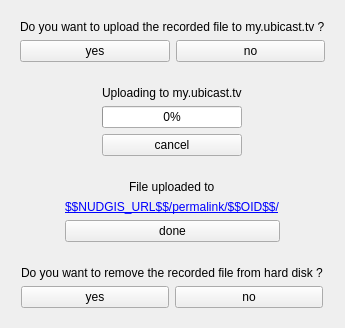
Above: src/nudgis-upload.ui from UbiCastTeam/nudgis-obs-plugin before the change. Below: the same form after it.
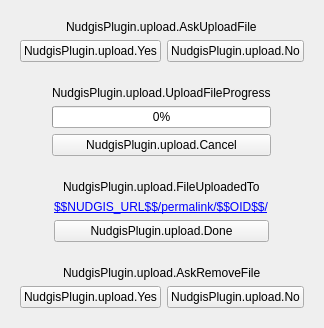
That is the form after the change.

```diff
--- a/src/nudgis-upload.ui
+++ b/src/nudgis-upload.ui
@@ -23,7 +23,7 @@
       <item alignment="Qt::AlignHCenter">
        <widget class="QLabel" name="label_AskUploadFile">
         <property name="text">
-         <string>Do you want to upload the recorded file to my.ubicast.tv ?</string>
+         <string>NudgisPlugin.upload.AskUploadFile</string>
         </property>
        </widget>
       </item>
@@ -32,14 +32,14 @@
         <item>
          <widget class="QPushButton" name="pushButton_Yes_UploadFile">
           <property name="text">
-           <string>yes</string>
+           <string>NudgisPlugin.upload.Yes</string>
           </property>
          </widget>
         </item>
         <item>
          <widget class="QPushButton" name="pushButton_No_UploadFile">
           <property name="text">
-           <string>no</string>
+           <string>NudgisPlugin.upload.No</string>
           </property>
          </widget>
         </item>
@@ -57,7 +57,7 @@
       <item alignment="Qt::AlignHCenter">
        <widget class="QLabel" name="label_UploadFileProgress">
         <property name="text">
-         <string>Uploading to my.ubicast.tv</string>
+         <string>NudgisPlugin.upload.UploadFileProgress</string>
         </property>
        </widget>
       </item>
@@ -71,7 +71,7 @@
       <item>
        <widget class="QPushButton" name="pushButton_Cancel">
         <property name="text">
-         <string>cancel</string>
+         <string>NudgisPlugin.upload.Cancel</string>
         </property>
        </widget>
       </item>
@@ -87,7 +87,7 @@
       <item alignment="Qt::AlignHCenter">
        <widget class="QLabel" name="label_FileUploadedTo">
         <property name="text">
-         <string>File uploaded to</string>
+         <string>NudgisPlugin.upload.FileUploadedTo</string>
         </property>
        </widget>
       </item>
@@ -104,7 +104,7 @@
       <item>
        <widget class="QPushButton" name="pushButton_Done">
         <property name="text">
-         <string>done</string>
+         <string>NudgisPlugin.upload.Done</string>
         </property>
        </widget>
       </item>
@@ -120,7 +120,7 @@
       <item alignment="Qt::AlignHCenter">
        <widget class="QLabel" name="label_AskRemoveFile">
         <property name="text">
-         <string>Do you want to remove the recorded file from hard disk ?</string>
+         <string>NudgisPlugin.upload.AskRemoveFile</string>
         </property>
        </widget>
       </item>
@@ -129,14 +129,14 @@
         <item>
          <widget class="QPushButton" name="pushButton_Yes_RemoveFile">
           <property name="text">
-           <string>yes</string>
+           <string>NudgisPlugin.upload.Yes</string>
           </property>
          </widget>
         </item>
         <item>
          <widget class="QPushButton" name="pushButton_No_RemoveFile">
           <property name="text">
-           <string>no</string>
+           <string>NudgisPlugin.upload.No</string>
           </property>
          </widget>
         </item>
```
Left out of the diff: 4 changed lines with no effect on the pictures.
